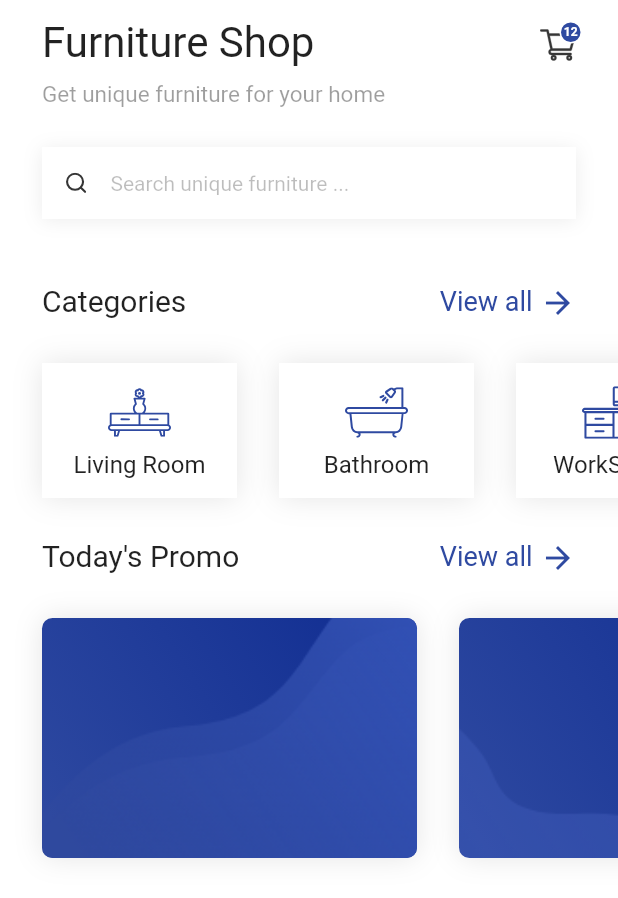
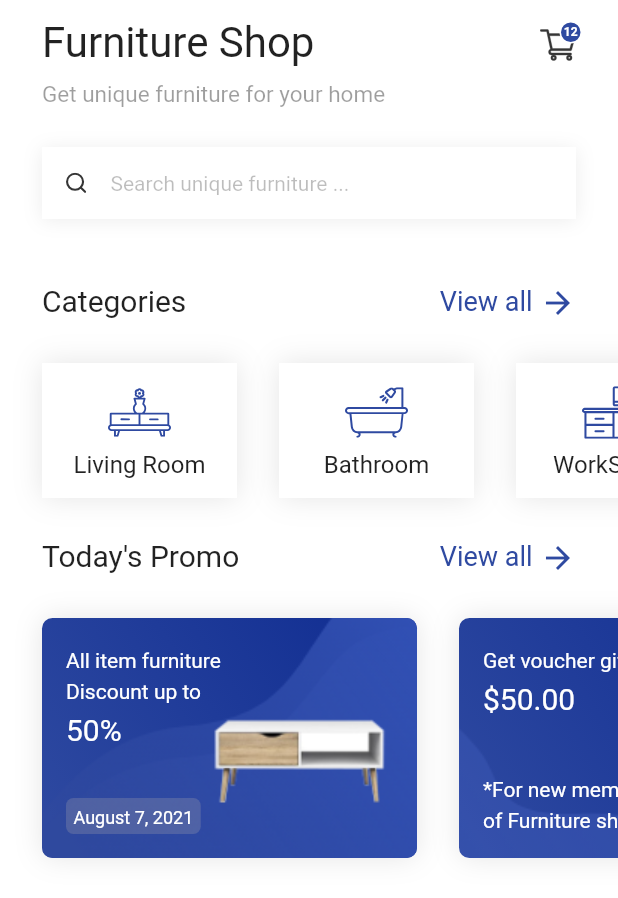
Before and after one commit to jobic10/flutter-furniture-ui, a Flutter app: the screen it shows after launch, on a phone screen of 412 x 824 dp. Shown: the top 898 px of the screen. Run offline on Flutter 3.47's test engine with Material 2 defaults, Android fonts, the phone set to English and light mode, and no system bars; our stand-ins replace flutter_svg.

Commit message:
Promo section complete

```diff
--- a/lib/data/fake.dart
+++ b/lib/data/fake.dart
@@ -20,10 +20,10 @@ class Fake {
       imagePath: 'assets/images/furniture/furniture1.png',
     ),
     Promo(
-      backgroundImagePath: 'assets/images/splash2.png',
-      reverseGradient: true,
-      title: 'Get voucher gift',
-      subtitle: '\$50.00',
-    ),
+        backgroundImagePath: 'assets/images/splash2.png',
+        reverseGradient: true,
+        title: 'Get voucher gift',
+        subtitle: '\$50.00',
+        caption: '*For new members\nof Furniture shop'),
   ];
 }
--- a/lib/widgets/promo_card.dart
+++ b/lib/widgets/promo_card.dart
@@ -47,6 +47,67 @@ class PromoCard extends StatelessWidget {
           fit: BoxFit.cover,
         ),
       ),
+      child: Stack(
+        children: [
+          if (imagePath != null)
+            Positioned(
+              right: 0,
+              bottom: 16,
+              child: Image.asset(
+                imagePath!,
+              ),
+            ),
+          Wrap(
+            direction: Axis.vertical,
+            children: [
+              Text(
+                title,
+                style: TextStyle(
+                  color: Colors.white,
+                  fontSize: 14,
+                  height: 1.5,
+                ),
+              ),
+              Text(
+                subtitle,
+                style: TextStyle(
+                  color: Colors.white,
+                  fontSize: 20,
+                  height: 1.5,
+                ),
+              ),
+            ],
+          ),
+          Positioned(
+            left: 0,
+            bottom: 0,
+            child: this.tag != null
+                ? Container(
+                    padding: EdgeInsets.symmetric(horizontal: 5, vertical: 3),
+                    decoration: BoxDecoration(
+                      color: tagBackgroundColor,
+                      borderRadius: BorderRadius.circular(5),
+                    ),
+                    child: Text(
+                      tag!,
+                      style: TextStyle(
+                        color: Colors.white,
+                        fontSize: 12,
+                        height: 1.5,
+                      ),
+                    ),
+                  )
+                : Text(
+                    this.caption ?? title,
+                    style: TextStyle(
+                      color: Colors.white,
+                      fontSize: 14,
+                      height: 1.5,
+                    ),
+                  ),
+          ),
+        ],
+      ),
     );
   }
 }
```
